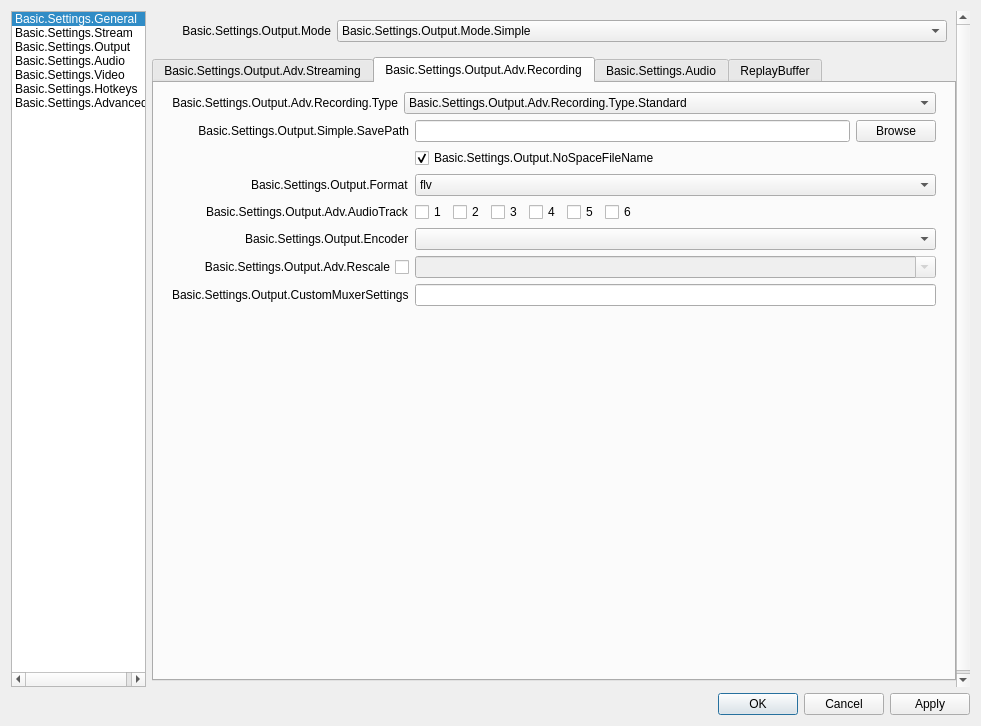
Above: UI/forms/OBSBasicSettings.ui from ZixiVideo/obs-studio before the change. Below: the same form after it.
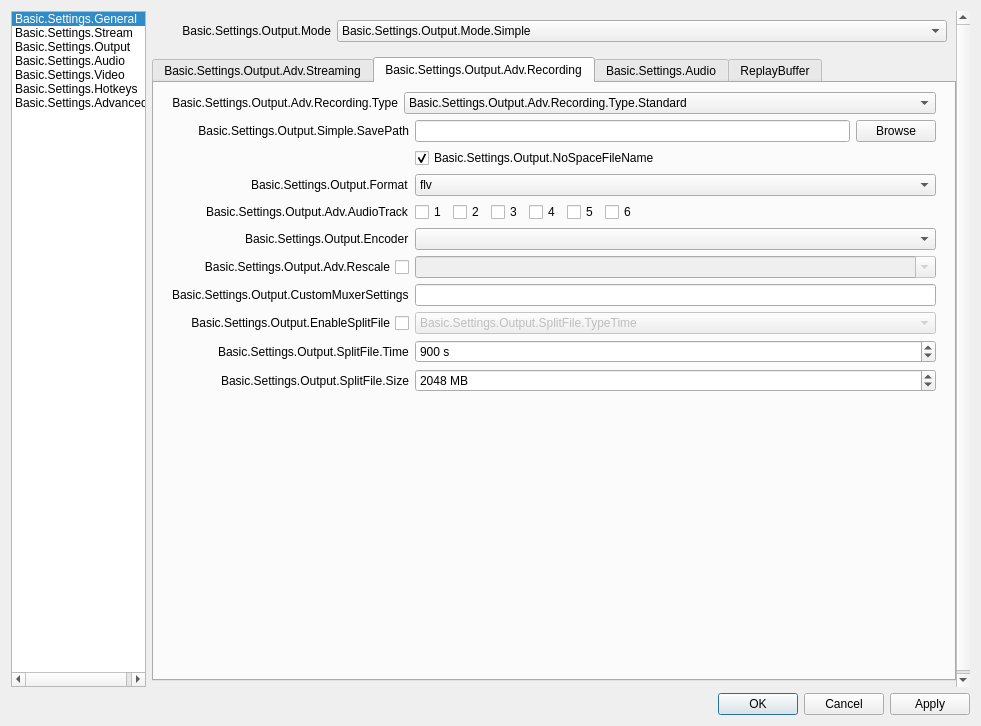
That is the form after the change. The open tabs and pages were chosen to show the change. Icons and pictures are not drawn. Custom widgets are drawn as their Qt base class.

Commit message:
UI: Add automatic file splitting
This commit implements a new feature to split recordings in split files
in Advanced output mode.
These basic settings are implemented.
- Enable/disable the feature. Default is disabled.
- Select a type of the limit, time or size.
- Specifies the limit in seconds or MiB.

What changed in the file:
```diff
--- a/UI/forms/OBSBasicSettings.ui
+++ b/UI/forms/OBSBasicSettings.ui
@@ -2418,6 +2418,85 @@
                             <item row="6" column="1">
                              <widget class="QLineEdit" name="advOutMuxCustom"/>
                             </item>
+                            <item row="7" column="0">
+                             <widget class="QCheckBox" name="advOutSplitFile">
+                              <property name="sizePolicy">
+                               <sizepolicy hsizetype="Minimum" vsizetype="Expanding">
+                                <horstretch>0</horstretch>
+                                <verstretch>0</verstretch>
+                               </sizepolicy>
+                              </property>
+                              <property name="layoutDirection">
+                               <enum>Qt::RightToLeft</enum>
+                              </property>
+                              <property name="text">
+                               <string>Basic.Settings.Output.EnableSplitFile</string>
+                              </property>
+                             </widget>
+                            </item>
+                            <item row="7" column="1">
+                             <widget class="QComboBox" name="advOutSplitFileType">
+                              <property name="enabled">
+                               <bool>false</bool>
+                              </property>
+                              <item>
+                               <property name="text">
+                                <string>Basic.Settings.Output.SplitFile.TypeTime</string>
+                               </property>
+                              </item>
+                              <item>
+                               <property name="text">
+                                <string>Basic.Settings.Output.SplitFile.TypeSize</string>
+                               </property>
+                              </item>
+                             </widget>
+                            </item>
+                            <item row="8" column="0">
+                             <widget class="QLabel" name="advOutSplitFileTimeLabel">
+                              <property name="text">
+                               <string>Basic.Settings.Output.SplitFile.Time</string>
+                              </property>
+                             </widget>
+                            </item>
+                            <item row="8" column="1">
+                             <widget class="QSpinBox" name="advOutSplitFileTime">
+                              <property name="suffix">
+                               <string> s</string>
+                              </property>
+                              <property name="minimum">
+                               <number>5</number>
+                              </property>
+                              <property name="maximum">
+                               <number>21600</number>
+                              </property>
+                              <property name="value">
+                               <number>900</number>
+                              </property>
+                             </widget>
+                            </item>
+                            <item row="9" column="0">
+                             <widget class="QLabel" name="advOutSplitFileSizeLabel">
+                              <property name="text">
+                               <string>Basic.Settings.Output.SplitFile.Size</string>
+                              </property>
+                             </widget>
+                            </item>
+                            <item row="9" column="1">
+                             <widget class="QSpinBox" name="advOutSplitFileSize">
+                              <property name="suffix">
+                               <string> MB</string>
+                              </property>
+                              <property name="minimum">
+                               <number>20</number>
+                              </property>
+                              <property name="maximum">
+                               <number>8192</number>
+                              </property>
+                              <property name="value">
+                               <number>2048</number>
+                              </property>
+                             </widget>
+                            </item>
                             <item row="3" column="1">
                              <widget class="QStackedWidget" name="advRecTrackWidget">
                               <property name="sizePolicy">
```
Left out of the diff: 20 changed lines with no effect on the pictures. The commit also changes 7 other files.
